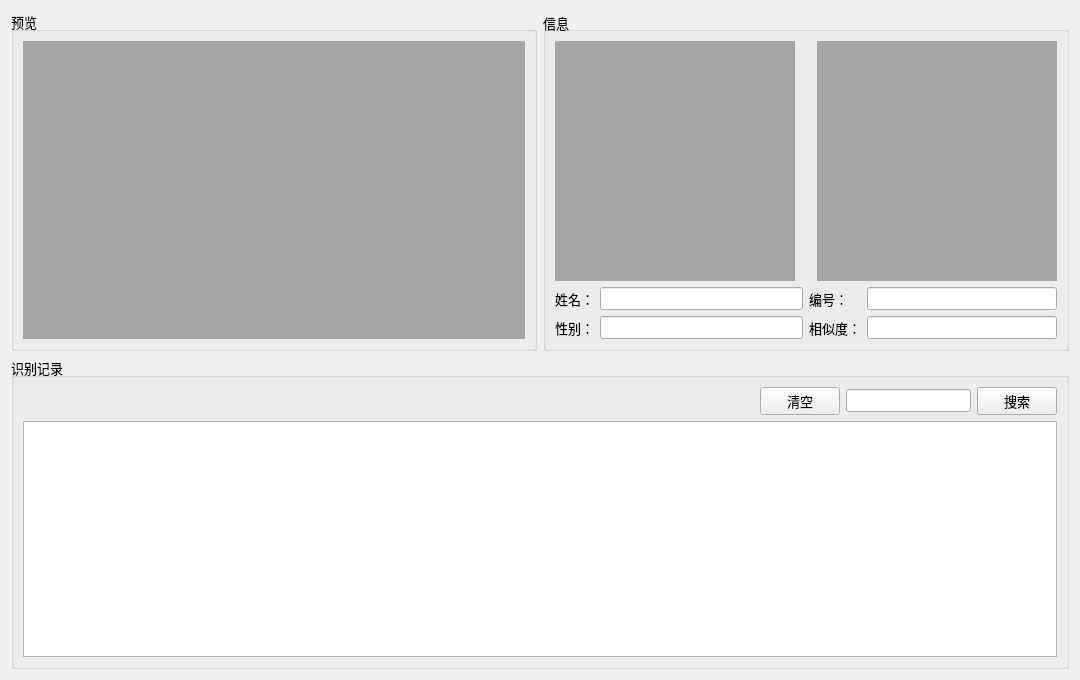
The window that previewview.ui (NevilleNoah/HikvisionCamera2) describes before a commit, drawn with Qt 5.
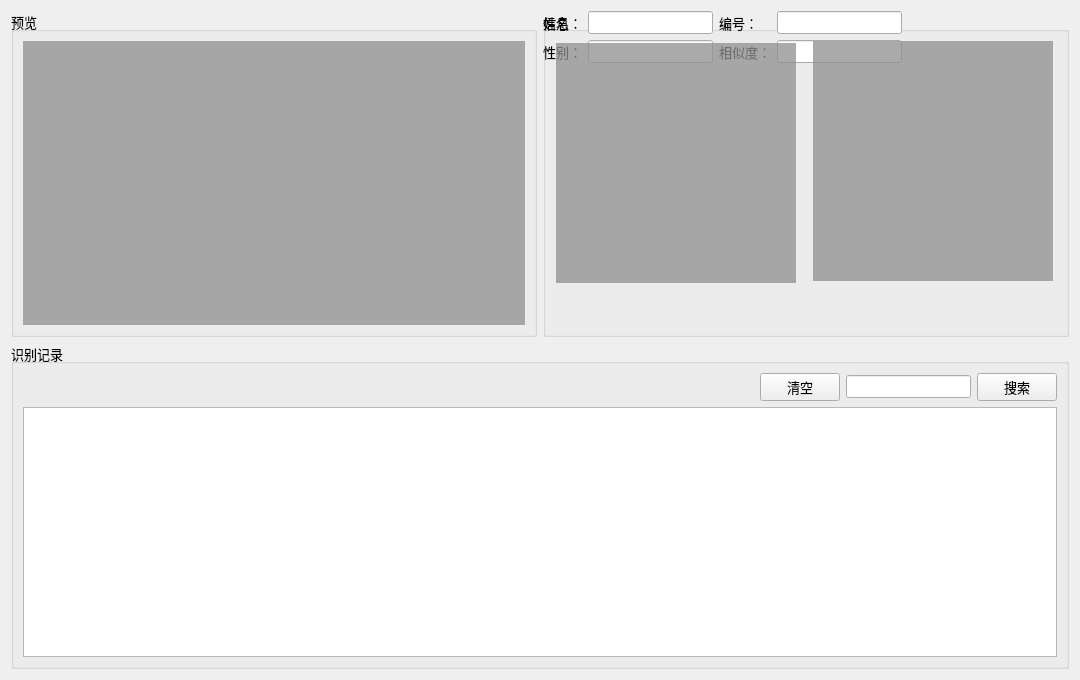
The same window after the commit.

The edit to the form file:
```diff
--- a/previewview.ui
+++ b/previewview.ui
@@ -155,205 +155,7 @@
        <property name="flat">
         <bool>false</bool>
        </property>
-       <layout class="QVBoxLayout" name="verticalLayout_5">
-        <item>
-         <layout class="QVBoxLayout" name="verticalLayout_4">
-          <item>
-           <layout class="QHBoxLayout" name="horizontalLayout_3">
-            <item>
-             <widget class="QLabel" name="picCapture">
-              <property name="sizePolicy">
-               <sizepolicy hsizetype="Minimum" vsizetype="MinimumExpanding">
-                <horstretch>0</horstretch>
-                <verstretch>0</verstretch>
-               </sizepolicy>
-              </property>
-              <property name="minimumSize">
-               <size>
-                <width>240</width>
-                <height>240</height>
-               </size>
-              </property>
-              <property name="palette">
-               <palette>
-                <active>
-                 <colorrole role="Base">
-                  <brush brushstyle="SolidPattern">
-                   <color alpha="255">
-                    <red>255</red>
-                    <green>255</green>
-                    <blue>255</blue>
-                   </color>
-                  </brush>
-                 </colorrole>
-                 <colorrole role="Window">
-                  <brush brushstyle="SolidPattern">
-                   <color alpha="196">
-                    <red>145</red>
-                    <green>145</green>
-                    <blue>145</blue>
-                   </color>
-                  </brush>
-                 </colorrole>
-                </active>
-                <inactive>
-                 <colorrole role="Base">
-                  <brush brushstyle="SolidPattern">
-                   <color alpha="255">
-                    <red>255</red>
-                    <green>255</green>
-                    <blue>255</blue>
-                   </color>
-                  </brush>
-                 </colorrole>
-                 <colorrole role="Window">
-                  <brush brushstyle="SolidPattern">
-                   <color alpha="196">
-                    <red>145</red>
-                    <green>145</green>
-                    <blue>145</blue>
-                   </color>
-                  </brush>
-                 </colorrole>
-                </inactive>
-                <disabled>
-                 <colorrole role="Base">
-                  <brush brushstyle="SolidPattern">
-                   <color alpha="196">
-                    <red>145</red>
-                    <green>145</green>
-                    <blue>145</blue>
-                   </color>
-                  </brush>
-                 </colorrole>
-                 <colorrole role="Window">
-                  <brush brushstyle="SolidPattern">
-                   <color alpha="196">
-                    <red>145</red>
-                    <green>145</green>
-                    <blue>145</blue>
-                   </color>
-                  </brush>
-                 </colorrole>
-                </disabled>
-               </palette>
-              </property>
-              <property name="autoFillBackground">
-               <bool>true</bool>
-              </property>
-              <property name="frameShape">
-               <enum>QFrame::NoFrame</enum>
-              </property>
-              <property name="text">
-               <string/>
-              </property>
-              <property name="alignment">
-               <set>Qt::AlignCenter</set>
-              </property>
-             </widget>
-            </item>
-            <item>
-             <widget class="QLabel" name="picSymbol">
-              <property name="text">
-               <string/>
-              </property>
-             </widget>
-            </item>
-            <item>
-             <widget class="QLabel" name="picAvatar">
-              <property name="sizePolicy">
-               <sizepolicy hsizetype="Minimum" vsizetype="MinimumExpanding">
-                <horstretch>0</horstretch>
-                <verstretch>0</verstretch>
-               </sizepolicy>
-              </property>
-              <property name="minimumSize">
-               <size>
-                <width>240</width>
-                <height>240</height>
-               </size>
-              </property>
-              <property name="palette">
-               <palette>
-                <active>
-                 <colorrole role="Base">
-                  <brush brushstyle="SolidPattern">
-                   <color alpha="255">
-                    <red>255</red>
-                    <green>255</green>
-                    <blue>255</blue>
-                   </color>
-                  </brush>
-                 </colorrole>
-                 <colorrole role="Window">
-                  <brush brushstyle="SolidPattern">
-                   <color alpha="196">
-                    <red>145</red>
-                    <green>145</green>
-                    <blue>145</blue>
-                   </color>
-                  </brush>
-                 </colorrole>
-                </active>
-                <inactive>
-                 <colorrole role="Base">
-                  <brush brushstyle="SolidPattern">
-                   <color alpha="255">
-                    <red>255</red>
-                    <green>255</green>
-                    <blue>255</blue>
-                   </color>
-                  </brush>
-                 </colorrole>
-                 <colorrole role="Window">
-                  <brush brushstyle="SolidPattern">
-                   <color alpha="196">
-                    <red>145</red>
-                    <green>145</green>
-                    <blue>145</blue>
-                   </color>
-                  </brush>
-                 </colorrole>
-                </inactive>
-                <disabled>
-                 <colorrole role="Base">
-                  <brush brushstyle="SolidPattern">
-                   <color alpha="196">
-                    <red>145</red>
-                    <green>145</green>
-                    <blue>145</blue>
-                   </color>
-                  </brush>
-                 </colorrole>
-                 <colorrole role="Window">
-                  <brush brushstyle="SolidPattern">
-                   <color alpha="196">
-                    <red>145</red>
-                    <green>145</green>
-                    <blue>145</blue>
-                   </color>
-                  </brush>
-                 </colorrole>
-                </disabled>
-               </palette>
-              </property>
-              <property name="autoFillBackground">
-               <bool>true</bool>
-              </property>
-              <property name="frameShape">
-               <enum>QFrame::NoFrame</enum>
-              </property>
-              <property name="text">
-               <string/>
-              </property>
-              <property name="alignment">
-               <set>Qt::AlignCenter</set>
-              </property>
-             </widget>
-            </item>
-           </layout>
-          </item>
-          <item>
+       <widget class="QWidget" name="">
            <layout class="QHBoxLayout" name="horizontalLayout_4">
             <item>
              <layout class="QFormLayout" name="formLayout">
@@ -477,10 +279,238 @@
              </layout>
             </item>
            </layout>
-          </item>
-         </layout>
-        </item>
-       </layout>
+       </widget>
+       <widget class="QLabel" name="picAvatar">
+        <property name="geometry">
+         <rect>
+          <x>270</x>
+          <y>30</y>
+          <width>240</width>
+          <height>240</height>
+         </rect>
+        </property>
+        <property name="sizePolicy">
+         <sizepolicy hsizetype="Minimum" vsizetype="MinimumExpanding">
+          <horstretch>0</horstretch>
+          <verstretch>0</verstretch>
+         </sizepolicy>
+        </property>
+        <property name="minimumSize">
+         <size>
+          <width>240</width>
+          <height>240</height>
+         </size>
+        </property>
+        <property name="palette">
+         <palette>
+          <active>
+           <colorrole role="Base">
+            <brush brushstyle="SolidPattern">
+             <color alpha="255">
+              <red>255</red>
+              <green>255</green>
+              <blue>255</blue>
+             </color>
+            </brush>
+           </colorrole>
+           <colorrole role="Window">
+            <brush brushstyle="SolidPattern">
+             <color alpha="196">
+              <red>145</red>
+              <green>145</green>
+              <blue>145</blue>
+             </color>
+            </brush>
+           </colorrole>
+          </active>
+          <inactive>
+           <colorrole role="Base">
+            <brush brushstyle="SolidPattern">
+             <color alpha="255">
+              <red>255</red>
+              <green>255</green>
+              <blue>255</blue>
+             </color>
+            </brush>
+           </colorrole>
+           <colorrole role="Window">
+            <brush brushstyle="SolidPattern">
+             <color alpha="196">
+              <red>145</red>
+              <green>145</green>
+              <blue>145</blue>
+             </color>
+            </brush>
+           </colorrole>
+          </inactive>
+          <disabled>
+           <colorrole role="Base">
+            <brush brushstyle="SolidPattern">
+             <color alpha="196">
+              <red>145</red>
+              <green>145</green>
+              <blue>145</blue>
+             </color>
+            </brush>
+           </colorrole>
+           <colorrole role="Window">
+            <brush brushstyle="SolidPattern">
+             <color alpha="196">
+              <red>145</red>
+              <green>145</green>
+              <blue>145</blue>
+             </color>
+            </brush>
+           </colorrole>
+          </disabled>
+         </palette>
+        </property>
+        <property name="autoFillBackground">
+         <bool>true</bool>
+        </property>
+        <property name="frameShape">
+         <enum>QFrame::NoFrame</enum>
+        </property>
+        <property name="text">
+         <string/>
+        </property>
+        <property name="alignment">
+         <set>Qt::AlignCenter</set>
+        </property>
+       </widget>
+       <widget class="QLabel" name="picCapture">
+        <property name="geometry">
+         <rect>
+          <x>13</x>
+          <y>32</y>
+          <width>240</width>
+          <height>240</height>
+         </rect>
+        </property>
+        <property name="sizePolicy">
+         <sizepolicy hsizetype="Minimum" vsizetype="MinimumExpanding">
+          <horstretch>0</horstretch>
+          <verstretch>0</verstretch>
+         </sizepolicy>
+        </property>
+        <property name="minimumSize">
+         <size>
+          <width>240</width>
+          <height>240</height>
+         </size>
+        </property>
+        <property name="palette">
+         <palette>
+          <active>
+           <colorrole role="Base">
+            <brush brushstyle="SolidPattern">
+             <color alpha="255">
+              <red>255</red>
+              <green>255</green>
+              <blue>255</blue>
+             </color>
+            </brush>
+           </colorrole>
+           <colorrole role="Window">
+            <brush brushstyle="SolidPattern">
+             <color alpha="196">
+              <red>145</red>
+              <green>145</green>
+              <blue>145</blue>
+             </color>
+            </brush>
+           </colorrole>
+          </active>
+          <inactive>
+           <colorrole role="Base">
+            <brush brushstyle="SolidPattern">
+             <color alpha="255">
+              <red>255</red>
+              <green>255</green>
+              <blue>255</blue>
+             </color>
+            </brush>
+           </colorrole>
+           <colorrole role="Window">
+            <brush brushstyle="SolidPattern">
+             <color alpha="196">
+              <red>145</red>
+              <green>145</green>
+              <blue>145</blue>
+             </color>
+            </brush>
+           </colorrole>
+          </inactive>
+          <disabled>
+           <colorrole role="Base">
+            <brush brushstyle="SolidPattern">
+             <color alpha="196">
+              <red>145</red>
+              <green>145</green>
+              <blue>145</blue>
+             </color>
+            </brush>
+           </colorrole>
+           <colorrole role="Window">
+            <brush brushstyle="SolidPattern">
+             <color alpha="196">
+              <red>145</red>
+              <green>145</green>
+              <blue>145</blue>
+             </color>
+            </brush>
+           </colorrole>
+          </disabled>
+         </palette>
+        </property>
+        <property name="autoFillBackground">
+         <bool>true</bool>
+        </property>
+        <property name="frameShape">
+         <enum>QFrame::NoFrame</enum>
+        </property>
+        <property name="text">
+         <string/>
+        </property>
+        <property name="alignment">
+         <set>Qt::AlignCenter</set>
+        </property>
+       </widget>
+       <widget class="QLabel" name="picSymbol">
+        <property name="geometry">
+         <rect>
+          <x>240</x>
+          <y>130</y>
+          <width>40</width>
+          <height>40</height>
+         </rect>
+        </property>
+        <property name="sizePolicy">
+         <sizepolicy hsizetype="Fixed" vsizetype="Fixed">
+          <horstretch>0</horstretch>
+          <verstretch>0</verstretch>
+         </sizepolicy>
+        </property>
+        <property name="minimumSize">
+         <size>
+          <width>40</width>
+          <height>40</height>
+         </size>
+        </property>
+        <property name="text">
+         <string/>
+        </property>
+        <property name="scaledContents">
+         <bool>false</bool>
+        </property>
+        <property name="margin">
+         <number>0</number>
+        </property>
+        <property name="indent">
+         <number>-1</number>
+        </property>
+       </widget>
+       <zorder>picSymbol</zorder>
       </widget>
      </item>
     </layout>
```
Lines whose indentation alone changed are shown as unchanged.
